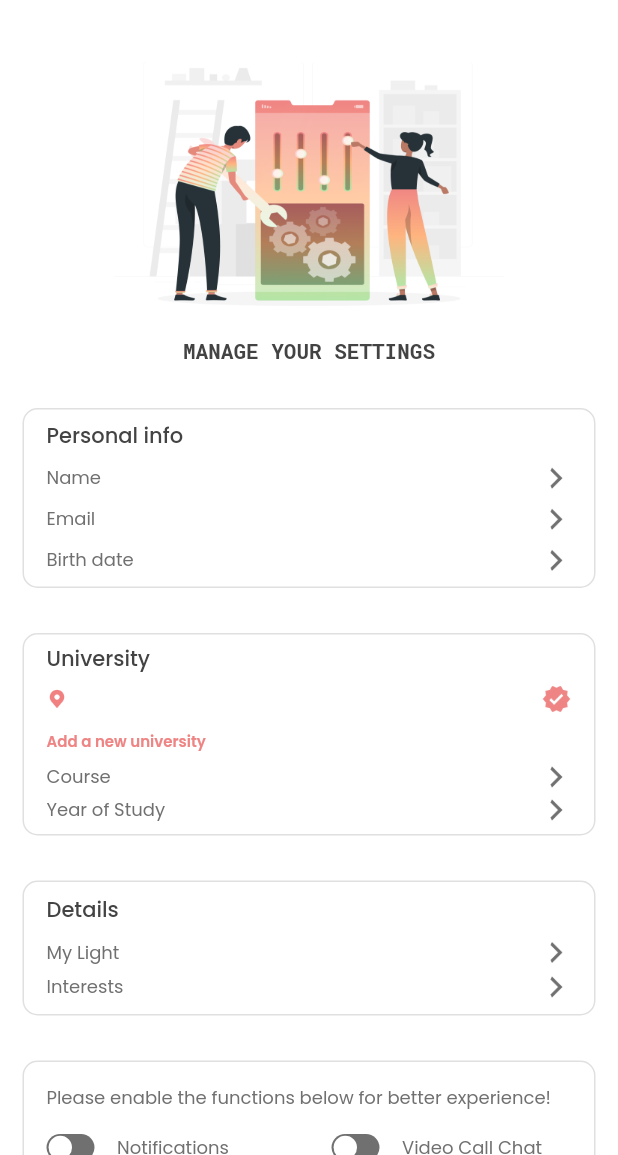
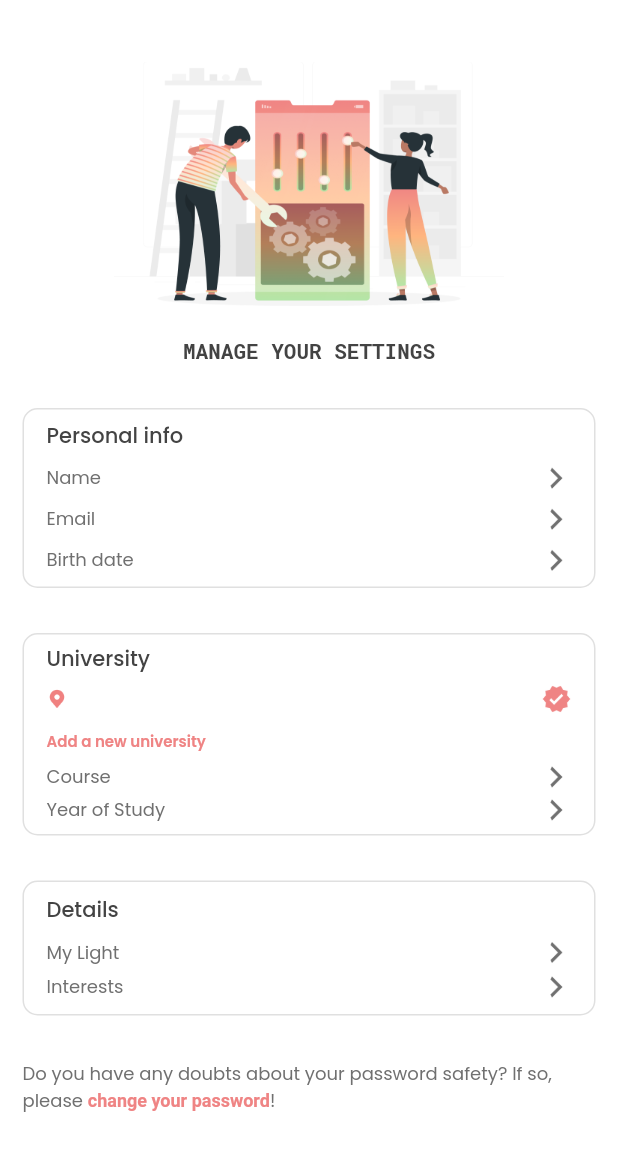
Before and after one commit to mimib00/uni_lights, a Flutter app: the SettingsPage screen opened directly, on a phone screen of 412 x 824 dp, the part 81-1236 px from its top. Run offline on Flutter 3.47's test engine with Material 2 defaults, Android fonts, the light colour scheme and no system bars; drawn by our look-alikes of flutter_switch; our stand-ins replace cached_network_image, card_swiper, cloud_firestore, email_validator, firebase_auth, firebase_core and 6 more; missing offline and left inert: flutter_geofire, purchases_flutter; accounts and stored records are empty; network calls fail.

Commit message:
setup password rest

```diff
--- a/lib/pages/settings.dart
+++ b/lib/pages/settings.dart
@@ -45,9 +45,7 @@ class _SettingsPageState extends State<SettingsPage> {
             weight: FontWeight.w700,
             color: kDarkGreyColor,
           ),
-          const SizedBox(
-            height: 30,
-          ),
+          const SizedBox(height: 30),
           Container(
             height: 120,
             padding: const EdgeInsets.symmetric(horizontal: 15),
@@ -351,9 +349,7 @@ class _SettingsPageState extends State<SettingsPage> {
               ],
             ),
           ),
-          const SizedBox(
-            height: 30,
-          ),
+          const SizedBox(height: 30),
           Container(
             height: 135,
             padding: const EdgeInsets.symmetric(horizontal: 15),
@@ -506,9 +502,7 @@ class _SettingsPageState extends State<SettingsPage> {
               ],
             ),
           ),
-          const SizedBox(
-            height: 30,
-          ),
+          const SizedBox(height: 30),
           Container(
             height: 90,
             padding: const EdgeInsets.symmetric(horizontal: 15),
@@ -585,143 +579,85 @@ class _SettingsPageState extends State<SettingsPage> {
               ],
             ),
           ),
-          const SizedBox(
-            height: 30,
+          const SizedBox(height: 30),
+          GestureDetector(
+            onTap: () {
+              TextEditingController controller = TextEditingController();
+              TextEditingController password = TextEditingController();
+              TextEditingController _password = TextEditingController();
+              showDialog(
+                context: context,
+                builder: (context) => AlertDialog(
+                  title: const Text("Chnage Your Password"),
+                  content: SizedBox(
+                    height: 212,
+                    child: Column(
+                      crossAxisAlignment: CrossAxisAlignment.start,
+                      children: [
+                        TextField(
+                          controller: controller,
+                          decoration: InputDecoration(
+                            border: OutlineInputBorder(
+                              borderRadius: BorderRadius.circular(10),
                             ),
-          Container(
-            padding: const EdgeInsets.symmetric(vertical: 15),
-            decoration: BoxDecoration(
+                            hintText: "Current Password",
+                          ),
+                          keyboardType: TextInputType.emailAddress,
+                          obscureText: true,
+                          // textCapitalization: TextCapitalization.words,
+                        ),
+                        const SizedBox(height: 10),
+                        TextField(
+                          controller: password,
+                          decoration: InputDecoration(
+                            border: OutlineInputBorder(
                               borderRadius: BorderRadius.circular(10),
-              border: Border.all(
-                color: kLightGreyColor,
-                width: 1,
                             ),
+                            hintText: "New Password",
                           ),
-            child: Column(
-              crossAxisAlignment: CrossAxisAlignment.stretch,
-              mainAxisAlignment: MainAxisAlignment.spaceEvenly,
-              children: [
-                MyText(
-                  paddingRight: 15.0,
-                  paddingBottom: 15.0,
-                  paddingLeft: 15.0,
-                  text: 'Please enable the functions below for better experience!',
-                  size: 12,
-                  color: kGreyColor,
+                          keyboardType: TextInputType.text,
+                          obscureText: true,
+                          // textCapitalization: TextCapitalization.words,
                         ),
-                Row(
-                  children: const [
-                    Expanded(
-                      child: CustomSwitchTiles(
-                        title: 'Notifications',
+                        const SizedBox(height: 10),
+                        TextField(
+                          controller: _password,
+                          decoration: InputDecoration(
+                            border: OutlineInputBorder(
+                              borderRadius: BorderRadius.circular(10),
                             ),
+                            hintText: "Confirm new Password",
                           ),
-                    Expanded(
-                      child: CustomSwitchTiles(
-                        title: 'Video Call Chat',
-                      ),
-                    ),
-                  ],
-                ),
-                Row(
-                  children: const [
-                    Expanded(
-                      child: CustomSwitchTiles(
-                        title: 'Voice Call Chat',
-                      ),
-                    ),
-                  ],
-                ),
-                MyText(
-                  paddingTop: 10.0,
-                  paddingLeft: 15.0,
-                  paddingRight: 15.0,
-                  paddingBottom: 15.0,
-                  text: 'Do you want to be discoverable for other users? ',
-                  size: 12,
-                  color: kGreyColor,
-                ),
-                const CustomSwitchTiles(
-                  title: 'Discoverability',
-                ),
-                Row(
-                  children: [
-                    Padding(
-                      padding: const EdgeInsets.only(left: 15),
-                      child: Image.asset(
-                        'assets/images/fluent_question-circle-24-regular.png',
-                        height: 25,
-                      ),
-                    ),
-                    Expanded(
-                      child: Column(
-                        mainAxisAlignment: MainAxisAlignment.center,
-                        children: [
-                          MyText(
-                            text: 'If you disable this option you will not longer appear in other users searchings.',
-                            size: 12,
-                            paddingRight: 15.0,
-                            paddingLeft: 10.0,
-                            color: kGreyColor,
+                          keyboardType: TextInputType.text,
+                          obscureText: true,
+                          // textCapitalization: TextCapitalization.words,
                         ),
                       ],
                     ),
                   ),
+                  actions: [
+                    TextButton(
+                      onPressed: () async {
+                        if (controller.text.isEmpty || password.text.isEmpty || _password.text.isEmpty) {
+                          Navigator.of(context).pop();
+                          return;
+                        }
+                        if (password.text != _password.text) {
+                          Navigator.of(context).pop();
+                          return;
+                        }
+
+                        UserCredential credential = await FirebaseAuth.instance.signInWithEmailAndPassword(email: user.email!, password: controller.text.trim());
+
+                        credential.user!.updatePassword(password.text.trim()).then((value) => Navigator.pop(context));
+                      },
+                      child: const Text("Change"),
+                    )
                   ],
                 ),
-              ],
-            ),
-          ),
-          const SizedBox(
-            height: 30,
-          ),
-          Container(
-            height: 90,
-            padding: const EdgeInsets.symmetric(horizontal: 15),
-            decoration: BoxDecoration(
-              borderRadius: BorderRadius.circular(10),
-              border: Border.all(
-                color: kLightGreyColor,
-                width: 1,
-              ),
-            ),
-            child: Column(
-              crossAxisAlignment: CrossAxisAlignment.stretch,
-              mainAxisAlignment: MainAxisAlignment.spaceEvenly,
-              children: [
-                MyText(
-                  text: 'Blocked users',
-                  size: 14,
-                  weight: FontWeight.w500,
-                  color: kDarkGreyColor,
-                ),
-                Row(
-                  mainAxisAlignment: MainAxisAlignment.spaceBetween,
-                  children: [
-                    MyText(
-                      text: 'See the list of blocked users',
-                      size: 12,
-                      color: kGreyColor,
-                    ),
-                    Image.asset(
-                      'assets/images/entypo_block.png',
-                      height: 20,
-                    ),
-                  ],
-                ),
-                MyText(
-                  text: 'Manage the list',
-                  size: 10,
-                  weight: FontWeight.w600,
-                  color: kRedColor,
-                ),
-              ],
-            ),
-          ),
-          const SizedBox(
-            height: 30,
-          ),
-          RichText(
+              );
+            },
+            child: RichText(
               textAlign: TextAlign.start,
               text: const TextSpan(
                 style: TextStyle(
@@ -747,9 +683,8 @@ class _SettingsPageState extends State<SettingsPage> {
                 ],
               ),
             ),
-          const SizedBox(
-            height: 100,
           ),
+          const SizedBox(height: 100),
         ],
       ),
     );
--- a/pubspec.yaml
+++ b/pubspec.yaml
@@ -47,7 +47,6 @@ dependencies:
   flutter_geofire: ^2.0.1
   location: ^4.3.0
   url_launcher: ^6.0.18
-  shared_preferences: ^2.0.12
 
   email_validator: ^2.0.1
   group_radio_button: ^1.1.0
```
Also changed, not shown: lib/main.dart (+0 -7 lines), lib/pages/home/screens/inbox/chat_screen.dart (+4 -3 lines), lib/pages/home/screens/market/market.dart (+25 -25 lines), lib/pages/home/screens/social.dart (+39 -0 lines), lib/widgets/my_drawer.dart (+0 -25 lines), assets/images/backroom.png (added), pubspec.lock. Lines whose indentation alone changed are shown as unchanged.
